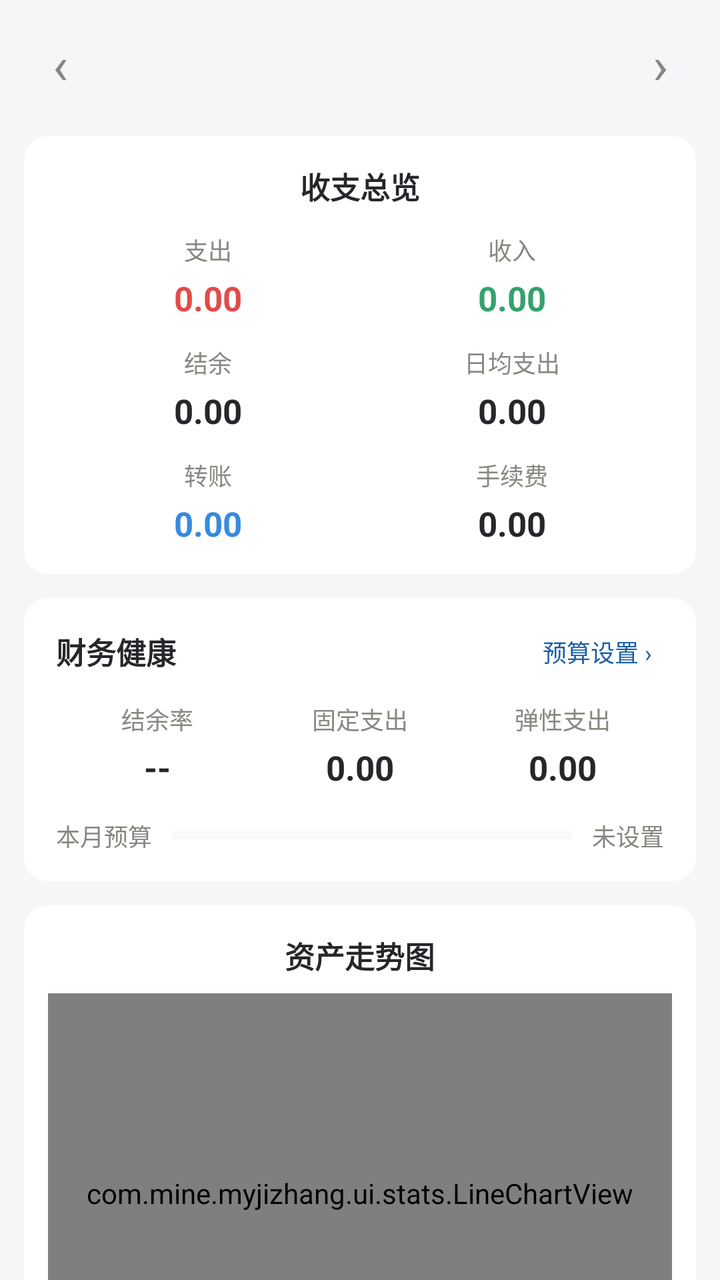
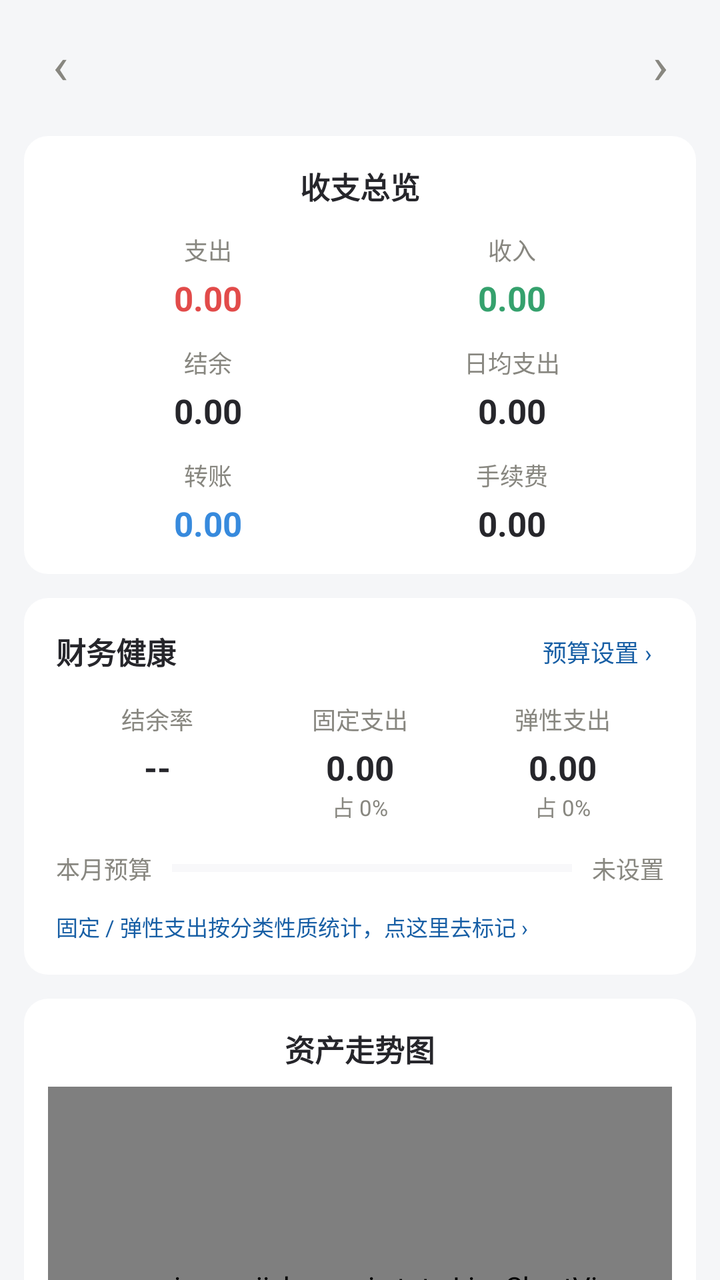

Before-and-after screenshots of an Android layout around one commit, followed by the original layout XML and the change that was made.
<!-- AndroidManifest.xml: application theme Theme.LocalJizhang -->
<!-- res/layout/fragment_stats.xml -->
<?xml version="1.0" encoding="utf-8"?>
<androidx.core.widget.NestedScrollView xmlns:android="http://schemas.android.com/apk/res/android"
    android:layout_width="match_parent"
    android:layout_height="match_parent"
    android:background="@color/page_bg"
    android:fillViewport="true">

    <LinearLayout
        android:layout_width="match_parent"
        android:layout_height="wrap_content"
        android:orientation="vertical"
        android:paddingBottom="88dp">

        
        <LinearLayout
            android:layout_width="match_parent"
            android:layout_height="wrap_content"
            android:orientation="horizontal"
            android:gravity="center_vertical"
            android:paddingHorizontal="8dp"
            android:paddingVertical="10dp">

            <TextView
                android:id="@+id/btn_prev"
                android:layout_width="44dp"
                android:layout_height="44dp"
                android:gravity="center"
                android:text="‹"
                android:textSize="26sp"
                android:textColor="@color/text_secondary" />

            <TextView
                android:id="@+id/text_month"
                android:layout_width="0dp"
                android:layout_height="wrap_content"
                android:layout_weight="1"
                android:gravity="center"
                android:textSize="20sp"
                android:textStyle="bold"
                android:textColor="@color/text_primary" />

            <TextView
                android:id="@+id/btn_next"
                android:layout_width="44dp"
                android:layout_height="44dp"
                android:gravity="center"
                android:text="›"
                android:textSize="26sp"
                android:textColor="@color/text_secondary" />
        </LinearLayout>

        <include layout="@layout/view_overview" />

        
        <LinearLayout
            android:layout_width="match_parent"
            android:layout_height="wrap_content"
            android:orientation="vertical"
            android:background="@drawable/bg_card"
            android:layout_marginHorizontal="12dp"
            android:layout_marginTop="12dp"
            android:paddingHorizontal="16dp"
            android:paddingVertical="14dp">

            <LinearLayout
                android:layout_width="match_parent"
                android:layout_height="wrap_content"
                android:orientation="horizontal"
                android:gravity="center_vertical">

                <TextView
                    android:layout_width="0dp"
                    android:layout_height="wrap_content"
                    android:layout_weight="1"
                    android:text="财务健康"
                    android:textSize="15sp"
                    android:textStyle="bold"
                    android:textColor="@color/text_primary" />

                <TextView
                    android:id="@+id/btn_budget"
                    android:layout_width="wrap_content"
                    android:layout_height="wrap_content"
                    android:paddingHorizontal="6dp"
                    android:paddingVertical="4dp"
                    android:text="预算设置 ›"
                    android:textSize="12sp"
                    android:textColor="@color/primary" />
            </LinearLayout>

            <LinearLayout
                android:layout_width="match_parent"
                android:layout_height="wrap_content"
                android:orientation="horizontal"
                android:layout_marginTop="12dp">

                <LinearLayout
                    android:layout_width="0dp" android:layout_height="wrap_content" android:layout_weight="1"
                    android:orientation="vertical" android:gravity="center">
                    <TextView android:layout_width="wrap_content" android:layout_height="wrap_content"
                        android:text="结余率" android:textSize="12sp" android:textColor="@color/text_secondary" />
                    <TextView android:id="@+id/hp_rate" android:layout_width="wrap_content" android:layout_height="wrap_content"
                        android:layout_marginTop="4dp" android:text="--" android:textSize="17sp"
                        android:textStyle="bold" android:textColor="@color/text_primary" />
                </LinearLayout>

                <LinearLayout
                    android:layout_width="0dp" android:layout_height="wrap_content" android:layout_weight="1"
                    android:orientation="vertical" android:gravity="center">
                    <TextView android:layout_width="wrap_content" android:layout_height="wrap_content"
                        android:text="固定支出" android:textSize="12sp" android:textColor="@color/text_secondary" />
                    <TextView android:id="@+id/hp_fixed" android:layout_width="wrap_content" android:layout_height="wrap_content"
                        android:layout_marginTop="4dp" android:text="0.00" android:textSize="17sp"
                        android:textStyle="bold" android:textColor="@color/text_primary" />
                </LinearLayout>

                <LinearLayout
                    android:layout_width="0dp" android:layout_height="wrap_content" android:layout_weight="1"
                    android:orientation="vertical" android:gravity="center">
                    <TextView android:layout_width="wrap_content" android:layout_height="wrap_content"
                        android:text="弹性支出" android:textSize="12sp" android:textColor="@color/text_secondary" />
                    <TextView android:id="@+id/hp_flex" android:layout_width="wrap_content" android:layout_height="wrap_content"
                        android:layout_marginTop="4dp" android:text="0.00" android:textSize="17sp"
                        android:textStyle="bold" android:textColor="@color/text_primary" />
                </LinearLayout>
            </LinearLayout>

            <LinearLayout
                android:layout_width="match_parent"
                android:layout_height="wrap_content"
                android:orientation="horizontal"
                android:gravity="center_vertical"
                android:layout_marginTop="14dp">

                <TextView
                    android:id="@+id/hp_budget_label"
                    android:layout_width="wrap_content"
                    android:layout_height="wrap_content"
                    android:text="本月预算"
                    android:textSize="12sp"
                    android:textColor="@color/text_secondary" />

                <ProgressBar
                    android:id="@+id/hp_budget_bar"
                    style="?android:attr/progressBarStyleHorizontal"
                    android:layout_width="0dp"
                    android:layout_height="6dp"
                    android:layout_weight="1"
                    android:layout_marginHorizontal="10dp"
                    android:max="100"
                    android:progress="0"
                    android:progressTint="@color/primary"
                    android:progressBackgroundTint="@color/divider" />

                <TextView
                    android:id="@+id/hp_budget"
                    android:layout_width="wrap_content"
                    android:layout_height="wrap_content"
                    android:text="未设置"
                    android:textSize="12sp"
                    android:textColor="@color/text_secondary" />
            </LinearLayout>
        </LinearLayout>

        
        <LinearLayout
            android:layout_width="match_parent"
            android:layout_height="wrap_content"
            android:orientation="vertical"
            android:background="@drawable/bg_card"
            android:layout_marginHorizontal="12dp"
            android:layout_marginTop="12dp"
            android:paddingHorizontal="12dp"
            android:paddingVertical="14dp">

            <TextView
                android:layout_width="wrap_content"
                android:layout_height="wrap_content"
                android:layout_gravity="center_horizontal"
                android:text="资产走势图"
                android:textSize="15sp"
                android:textStyle="bold"
                android:textColor="@color/text_primary" />

            <com.mine.myjizhang.ui.stats.LineChartView
                android:id="@+id/line_chart"
                android:layout_width="match_parent"
                android:layout_height="200dp"
                android:layout_marginTop="8dp" />
        </LinearLayout>

        
        <LinearLayout
            android:layout_width="match_parent"
            android:layout_height="wrap_content"
            android:orientation="vertical"
            android:background="@drawable/bg_card"
            android:layout_marginHorizontal="12dp"
            android:layout_marginTop="12dp"
            android:paddingHorizontal="12dp"
            android:paddingVertical="14dp">

            <TextView
                android:layout_width="wrap_content"
                android:layout_height="wrap_content"
                android:layout_gravity="center_horizontal"
                android:text="收支统计图"
                android:textSize="15sp"
                android:textStyle="bold"
                android:textColor="@color/text_primary" />

            <com.mine.myjizhang.ui.stats.BarChartView
                android:id="@+id/bar_chart"
                android:layout_width="match_parent"
                android:layout_height="200dp"
                android:layout_marginTop="8dp" />
        </LinearLayout>

        
        <LinearLayout
            android:layout_width="match_parent"
            android:layout_height="wrap_content"
            android:orientation="vertical"
            android:background="@drawable/bg_card"
            android:layout_marginHorizontal="12dp"
            android:layout_marginTop="12dp"
            android:paddingHorizontal="12dp"
            android:paddingVertical="14dp">

            <com.google.android.material.chip.ChipGroup
                android:id="@+id/chip_group"
                android:layout_width="wrap_content"
                android:layout_height="wrap_content"
                android:layout_gravity="center_horizontal"
                xmlns:app="http://schemas.android.com/apk/res-auto"
                app:singleSelection="true"
                app:selectionRequired="true">

                <com.google.android.material.chip.Chip
                    android:id="@+id/chip_pay"
                    style="@style/Widget.Material3.Chip.Filter"
                    android:layout_width="wrap_content"
                    android:layout_height="wrap_content"
                    android:checked="true"
                    android:text="支出" />

                <com.google.android.material.chip.Chip
                    android:id="@+id/chip_income"
                    style="@style/Widget.Material3.Chip.Filter"
                    android:layout_width="wrap_content"
                    android:layout_height="wrap_content"
                    android:text="收入" />
            </com.google.android.material.chip.ChipGroup>

            <com.mine.myjizhang.ui.stats.PieChartView
                android:id="@+id/pie"
                android:layout_width="match_parent"
                android:layout_height="220dp" />

            <androidx.recyclerview.widget.RecyclerView
                android:id="@+id/recycler"
                android:layout_width="match_parent"
                android:layout_height="wrap_content"
                android:layout_marginTop="8dp"
                android:nestedScrollingEnabled="false" />
        </LinearLayout>
    </LinearLayout>
</androidx.core.widget.NestedScrollView>
<!-- res/layout/view_overview.xml (included above) -->
<?xml version="1.0" encoding="utf-8"?>
<LinearLayout xmlns:android="http://schemas.android.com/apk/res/android"
    android:layout_width="match_parent"
    android:layout_height="wrap_content"
    android:orientation="vertical"
    android:background="@drawable/bg_card"
    android:layout_marginHorizontal="12dp"
    android:layout_marginTop="4dp"
    android:paddingHorizontal="16dp"
    android:paddingVertical="14dp">

    <TextView
        android:layout_width="wrap_content"
        android:layout_height="wrap_content"
        android:layout_gravity="center_horizontal"
        android:text="收支总览"
        android:textSize="15sp"
        android:textStyle="bold"
        android:textColor="@color/text_primary" />

    
    <LinearLayout
        android:layout_width="match_parent"
        android:layout_height="wrap_content"
        android:orientation="horizontal"
        android:layout_marginTop="12dp">

        <LinearLayout
            android:layout_width="0dp" android:layout_height="wrap_content" android:layout_weight="1"
            android:orientation="vertical" android:gravity="center">
            <TextView android:layout_width="wrap_content" android:layout_height="wrap_content"
                android:text="支出" android:textSize="12sp" android:textColor="@color/text_secondary" />
            <TextView android:id="@+id/ov_pay" android:layout_width="wrap_content" android:layout_height="wrap_content"
                android:layout_marginTop="4dp" android:text="0.00" android:textSize="17sp"
                android:textStyle="bold" android:textColor="@color/expense_red" />
        </LinearLayout>

        <LinearLayout
            android:layout_width="0dp" android:layout_height="wrap_content" android:layout_weight="1"
            android:orientation="vertical" android:gravity="center">
            <TextView android:layout_width="wrap_content" android:layout_height="wrap_content"
                android:text="收入" android:textSize="12sp" android:textColor="@color/text_secondary" />
            <TextView android:id="@+id/ov_income" android:layout_width="wrap_content" android:layout_height="wrap_content"
                android:layout_marginTop="4dp" android:text="0.00" android:textSize="17sp"
                android:textStyle="bold" android:textColor="@color/income_green" />
        </LinearLayout>
    </LinearLayout>

    
    <LinearLayout
        android:layout_width="match_parent"
        android:layout_height="wrap_content"
        android:orientation="horizontal"
        android:layout_marginTop="12dp">

        <LinearLayout
            android:layout_width="0dp" android:layout_height="wrap_content" android:layout_weight="1"
            android:orientation="vertical" android:gravity="center">
            <TextView android:layout_width="wrap_content" android:layout_height="wrap_content"
                android:text="结余" android:textSize="12sp" android:textColor="@color/text_secondary" />
            <TextView android:id="@+id/ov_balance" android:layout_width="wrap_content" android:layout_height="wrap_content"
                android:layout_marginTop="4dp" android:text="0.00" android:textSize="17sp"
                android:textStyle="bold" android:textColor="@color/text_primary" />
        </LinearLayout>

        <LinearLayout
            android:layout_width="0dp" android:layout_height="wrap_content" android:layout_weight="1"
            android:orientation="vertical" android:gravity="center">
            <TextView android:layout_width="wrap_content" android:layout_height="wrap_content"
                android:text="日均支出" android:textSize="12sp" android:textColor="@color/text_secondary" />
            <TextView android:id="@+id/ov_daily" android:layout_width="wrap_content" android:layout_height="wrap_content"
                android:layout_marginTop="4dp" android:text="0.00" android:textSize="17sp"
                android:textStyle="bold" android:textColor="@color/text_primary" />
        </LinearLayout>
    </LinearLayout>

    
    <LinearLayout
        android:layout_width="match_parent"
        android:layout_height="wrap_content"
        android:orientation="horizontal"
        android:layout_marginTop="12dp">

        <LinearLayout
            android:layout_width="0dp" android:layout_height="wrap_content" android:layout_weight="1"
            android:orientation="vertical" android:gravity="center">
            <TextView android:layout_width="wrap_content" android:layout_height="wrap_content"
                android:text="转账" android:textSize="12sp" android:textColor="@color/text_secondary" />
            <TextView android:id="@+id/ov_transfer" android:layout_width="wrap_content" android:layout_height="wrap_content"
                android:layout_marginTop="4dp" android:text="0.00" android:textSize="17sp"
                android:textStyle="bold" android:textColor="@color/transfer_blue" />
        </LinearLayout>

        <LinearLayout
            android:layout_width="0dp" android:layout_height="wrap_content" android:layout_weight="1"
            android:orientation="vertical" android:gravity="center">
            <TextView android:layout_width="wrap_content" android:layout_height="wrap_content"
                android:text="手续费" android:textSize="12sp" android:textColor="@color/text_secondary" />
            <TextView android:id="@+id/ov_fee" android:layout_width="wrap_content" android:layout_height="wrap_content"
                android:layout_marginTop="4dp" android:text="0.00" android:textSize="17sp"
                android:textStyle="bold" android:textColor="@color/text_primary" />
        </LinearLayout>
    </LinearLayout>
</LinearLayout>
<!-- resources referenced by this layout -->
<resources>
  <color name="divider">#E5E5EA</color>
  <color name="expense_red">#E24B4A</color>
  <color name="income_green">#35A16D</color>
  <color name="page_bg">#F5F6F8</color>
  <color name="primary">#185FA5</color>
  <color name="text_primary">#26262B</color>
  <color name="text_secondary">#888780</color>
  <color name="transfer_blue">#378ADD</color>
  <!-- drawable bg_card (drawable) -->
  <?xml version="1.0" encoding="utf-8"?>
  <shape xmlns:android="http://schemas.android.com/apk/res/android">
      <solid android:color="@color/surface" />
      <corners android:radius="12dp" />
  </shape>
  <style name="Theme.LocalJizhang" parent="Theme.Material3.Light.NoActionBar">
          <item name="colorPrimary">@color/primary</item>
          <item name="colorOnPrimary">@color/surface</item>
          <item name="colorPrimaryContainer">@color/primary_light</item>
          <item name="android:colorBackground">@color/page_bg</item>
          <item name="android:statusBarColor">@color/page_bg</item>
          <item name="android:windowLightStatusBar">true</item>
      </style>
  <color name="surface">#FFFFFF</color>
  <color name="primary_light">#E6F1FB</color>
</resources>

<!-- the commit's change to res/layout/fragment_stats.xml (unified diff, before → after) -->
@@ -112,6 +112,8 @@
                     <TextView android:id="@+id/hp_fixed" android:layout_width="wrap_content" android:layout_height="wrap_content"
                         android:layout_marginTop="4dp" android:text="0.00" android:textSize="17sp"
                         android:textStyle="bold" android:textColor="@color/text_primary" />
+                    <TextView android:id="@+id/hp_fixed_pct" android:layout_width="wrap_content" android:layout_height="wrap_content"
+                        android:text="占 0%" android:textSize="11sp" android:textColor="@color/text_secondary" />
                 </LinearLayout>
 
                 <LinearLayout
@@ -122,6 +124,8 @@
                     <TextView android:id="@+id/hp_flex" android:layout_width="wrap_content" android:layout_height="wrap_content"
                         android:layout_marginTop="4dp" android:text="0.00" android:textSize="17sp"
                         android:textStyle="bold" android:textColor="@color/text_primary" />
+                    <TextView android:id="@+id/hp_flex_pct" android:layout_width="wrap_content" android:layout_height="wrap_content"
+                        android:text="占 0%" android:textSize="11sp" android:textColor="@color/text_secondary" />
                 </LinearLayout>
             </LinearLayout>
 
@@ -160,6 +164,17 @@
                     android:textSize="12sp"
                     android:textColor="@color/text_secondary" />
             </LinearLayout>
+
+            
+            <TextView
+                android:id="@+id/hp_nature_hint"
+                android:layout_width="wrap_content"
+                android:layout_height="wrap_content"
+                android:layout_marginTop="10dp"
+                android:paddingVertical="2dp"
+                android:text="固定 / 弹性支出按分类性质统计，点这里去标记 ›"
+                android:textSize="11sp"
+                android:textColor="@color/primary" />
         </LinearLayout>
 
         
@@ -255,7 +270,8 @@
             <com.mine.myjizhang.ui.stats.PieChartView
                 android:id="@+id/pie"
                 android:layout_width="match_parent"
-                android:layout_height="220dp" />
+                android:layout_height="264dp"
+                android:layout_marginTop="6dp" />
 
             <androidx.recyclerview.widget.RecyclerView
                 android:id="@+id/recycler"
